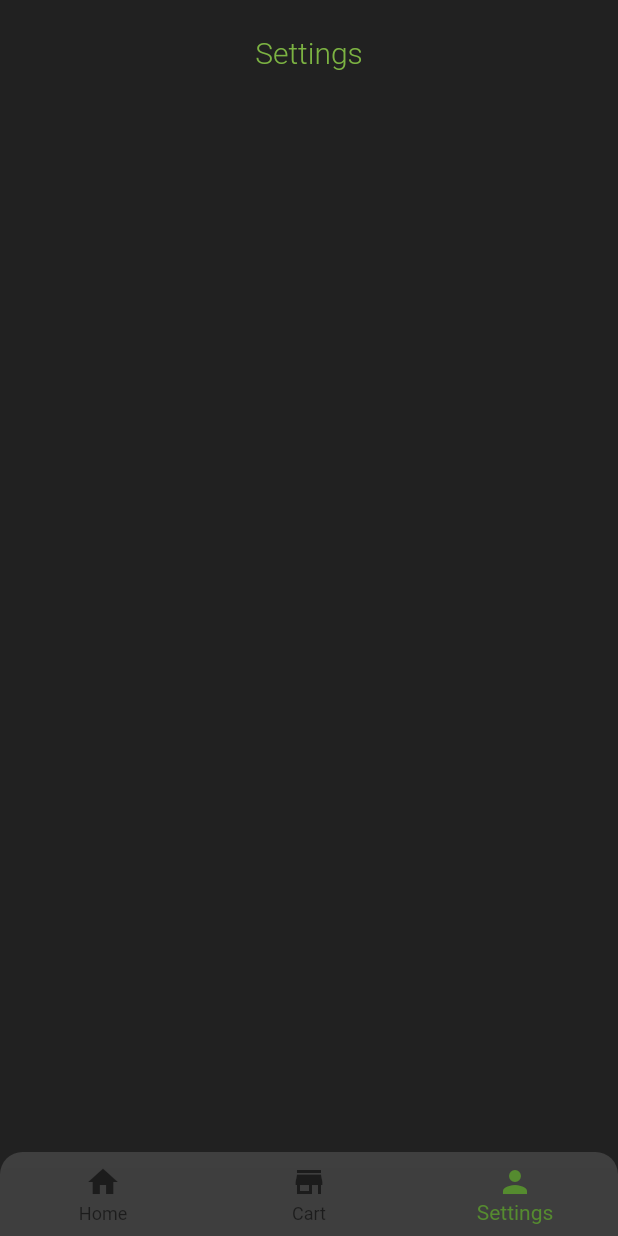
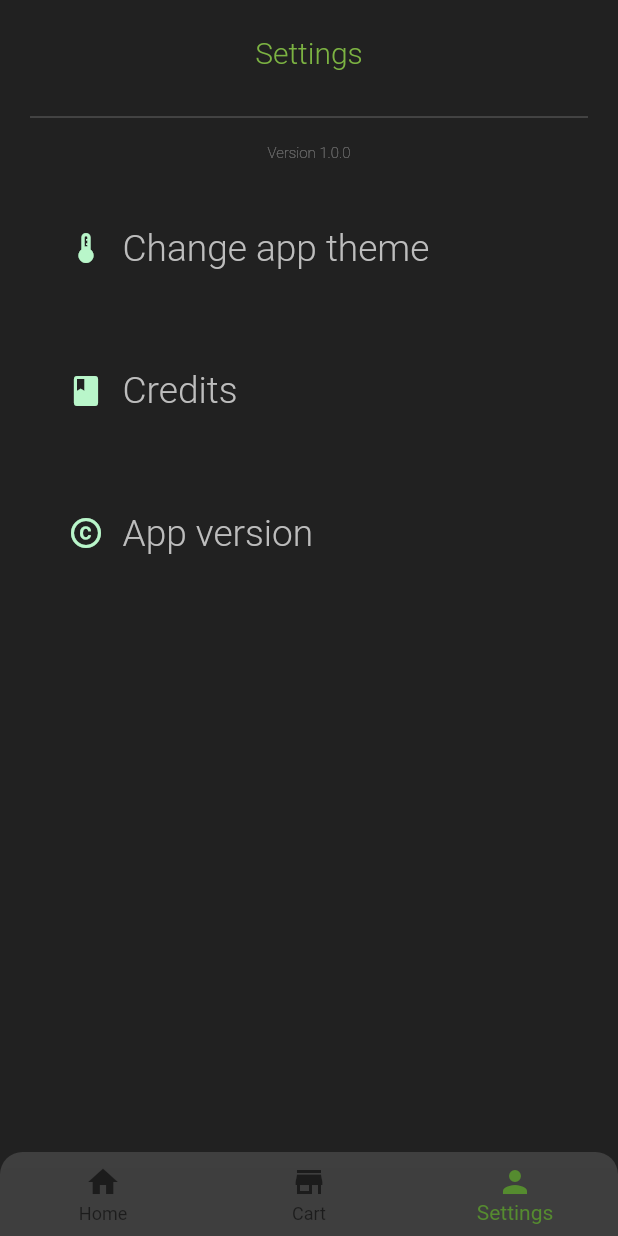
Before and after one commit to Magynon/ALBOOM, a Flutter app: the screen it shows after launch, item 3 of the bottom bar chosen, on a phone screen of 412 x 824 dp. Run offline on Flutter 3.47's test engine with Material 2 defaults, Android fonts, the light colour scheme and no system bars; our stand-ins replace share, slider_button.

Commit message:
Began work on Settings page

```diff
--- a/lib/components/topBarSettings.dart
+++ b/lib/components/topBarSettings.dart
@@ -15,7 +15,9 @@ class SettingsAppBar extends StatelessWidget with PreferredSizeWidget {
           AppBar(
             automaticallyImplyLeading: false,
             elevation: 0,
-            title: Row(
+            title: Column(
+              children: [
+                Row(
                   mainAxisAlignment: MainAxisAlignment.center,
                   children: <Widget>[
                     Text(
@@ -24,6 +26,8 @@ class SettingsAppBar extends StatelessWidget with PreferredSizeWidget {
                         color: Colors.lightGreen[600],
                         fontWeight: FontWeight.w300,
                       ),
+                    ),
+                  ],
                 ),
               ],
             ),
--- a/lib/screens/settings_screen.dart
+++ b/lib/screens/settings_screen.dart
@@ -8,8 +8,121 @@ class SettingsScreen extends StatefulWidget {
 }
 
 class _SettingsScreenState extends State<SettingsScreen> {
+  List<String> settingOptions = [
+    "Change app theme",
+    "Credits",
+    "App version",
+  ];
+  List<IconData?> iconOptions = [
+    Icons.thermostat,
+    Icons.book,
+    Icons.copyright,
+  ];
+
   @override
   Widget build(BuildContext context) {
-    return Container();
+    return Container(
+      child: Scaffold(
+          body: Column(
+        children: [
+          Padding(
+            padding: const EdgeInsets.only(
+              left: 20,
+              right: 20,
+            ),
+            child: Divider(color: Colors.white30),
+          ),
+          Padding(
+            padding: const EdgeInsets.only(top: 10.0),
+            child: Container(
+              child: Row(
+                mainAxisAlignment: MainAxisAlignment.center,
+                children: [
+                  Text(
+                    'Version 1.0.0',
+                    style: TextStyle(
+                      color: Colors.white38,
+                      fontWeight: FontWeight.w200,
+                      fontSize: 10,
+                    ),
+                  ),
+                ],
+              ),
+            ),
+          ),
+          _settingsList(),
+        ],
+      )),
+    );
+  }
+
+  Widget _settingsList() {
+    return Expanded(
+      child: SizedBox(
+        child: ListView.builder(
+            physics: NeverScrollableScrollPhysics(),
+            padding: EdgeInsets.only(top: 10),
+            shrinkWrap: true,
+            itemCount: settingOptions.length,
+            itemBuilder: (BuildContext context, int index) {
+              return _listElement(index);
+            }),
+      ),
+    );
+  }
+
+  Widget _listElement(int index) {
+    double screenHeight = MediaQuery.of(context).size.height;
+    double screenWidth = MediaQuery.of(context).size.width;
+    return Padding(
+      padding: EdgeInsets.only(
+        left: screenWidth * 0.1,
+        right: screenWidth * 0.1,
+        top: screenHeight * 0.02,
+        bottom: screenHeight * 0.02,
+      ),
+      child: Container(
+        decoration: BoxDecoration(
+            // border: Border.all(
+            //   color: Colors.white12,
+            //   width: 1,
+            // ),
+            // borderRadius: BorderRadius.circular(20),
+            ),
+        child: InkWell(
+          customBorder: RoundedRectangleBorder(
+            borderRadius: BorderRadius.circular(20),
+          ),
+          onTap: () => {},
+          child: Padding(
+            padding: EdgeInsets.only(
+              left: screenWidth * 0.01,
+              right: screenWidth * 0.01,
+              top: screenHeight * 0.02,
+              bottom: screenHeight * 0.02,
+            ),
+            child: Row(
+              children: [
+                Icon(
+                  iconOptions.elementAt(index),
+                  color: Colors.greenAccent[100],
+                ),
+                Padding(
+                  padding: EdgeInsets.only(left: screenWidth * 0.03),
+                  child: Text(
+                    settingOptions.elementAt(index),
+                    style: TextStyle(
+                      color: Colors.grey[400],
+                      fontWeight: FontWeight.w300,
+                      fontSize: screenHeight * 0.03,
+                    ),
+                  ),
+                ),
+              ],
+            ),
+          ),
+        ),
+      ),
+    );
   }
 }
```
Lines whose indentation alone changed are shown as unchanged.
